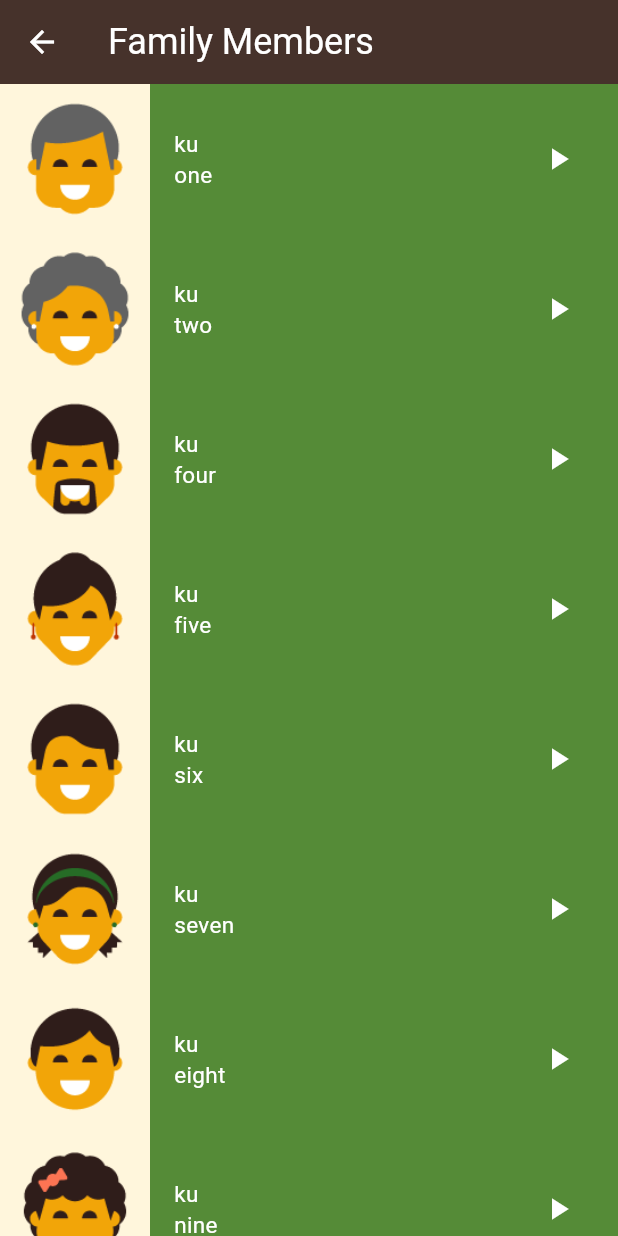
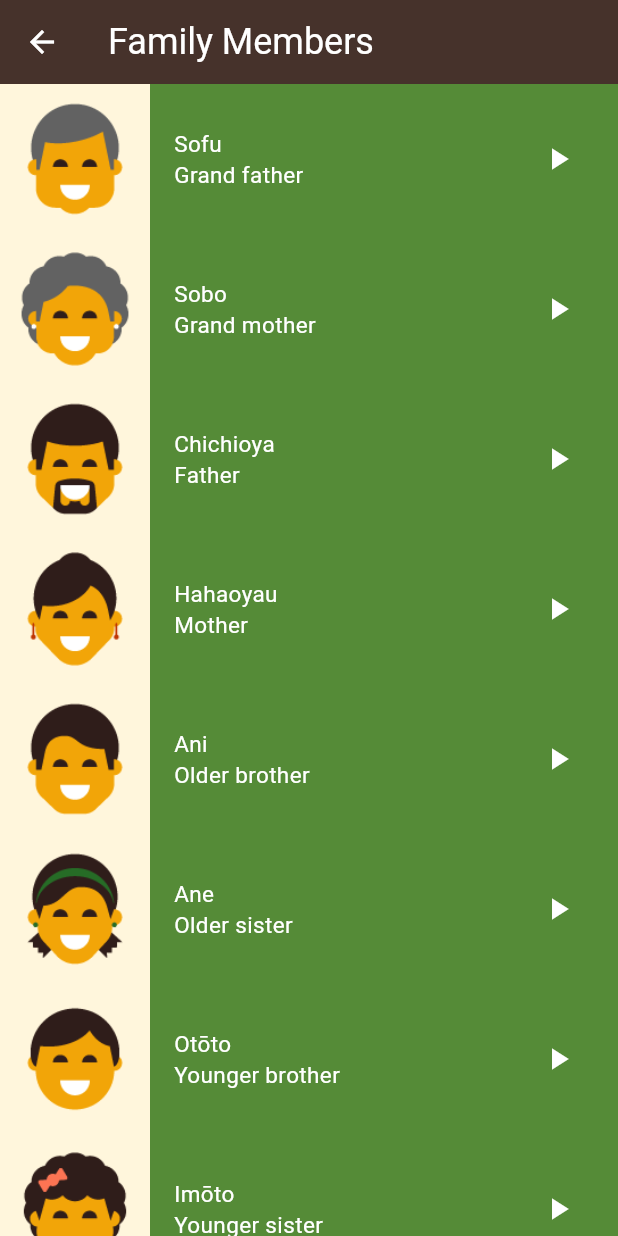
Before and after one commit to YoussefSalah8/language_learning_toku, a Flutter app: the FamilyMembersPage screen opened directly, on a phone screen of 412 x 824 dp. Run offline on Flutter 3.47's test engine with Material 3 defaults, Android fonts, the phone set to English and light mode, and no system bars; our stand-ins replace audioplayers.

Commit message:
finished app with local data

```diff
--- a/lib/screens/family_members_page.dart
+++ b/lib/screens/family_members_page.dart
@@ -7,62 +7,62 @@ class FamilyMembersPage extends StatelessWidget {
 
   final List <ItemModel> items = [
     ItemModel(
-        jpLanguage: 'ku',
-        enLanguage: 'one',
+        jpLanguage: 'Sofu',
+        enLanguage: 'Grand father',
         image: 'assets/images/family_members/family_grandfather.png',
         sound: 'sounds/family_members/grand father.wav'
     ),
     ItemModel(
-        jpLanguage: 'ku',
-        enLanguage: 'two',
+        jpLanguage: 'Sobo',
+        enLanguage: 'Grand mother',
         image: 'assets/images/family_members/family_grandmother.png',
         sound: 'sounds/family_members/grand mother.wav'
     ),
     ItemModel(
-        jpLanguage: 'ku',
-        enLanguage: 'four',
+        jpLanguage: 'Chichioya',
+        enLanguage: 'Father',
         image: 'assets/images/family_members/family_father.png',
-        sound: 'sounds/family_members/grand father.wav'
+        sound: 'sounds/family_members/father.wav'
     ),
     ItemModel(
-        jpLanguage: 'ku',
-        enLanguage: 'five',
+        jpLanguage: 'Hahaoyau',
+        enLanguage: 'Mother',
         image: 'assets/images/family_members/family_mother.png',
-        sound: 'sounds/family_members/grand mother.wav'
+        sound: 'sounds/family_members/mother.wav'
     ),
     ItemModel(
-        jpLanguage: 'ku',
-        enLanguage: 'six',
+        jpLanguage: 'Ani',
+        enLanguage: 'Older brother',
         image: 'assets/images/family_members/family_older_brother.png',
         sound: 'sounds/family_members/older bother.wav'
     ),
     ItemModel(
-        jpLanguage: 'ku',
-        enLanguage: 'seven',
+        jpLanguage: 'Ane',
+        enLanguage: 'Older sister',
         image: 'assets/images/family_members/family_older_sister.png',
         sound: 'sounds/family_members/older sister.wav'
     ),
     ItemModel(
-        jpLanguage: 'ku',
-        enLanguage: 'eight',
+        jpLanguage: 'Otōto',
+        enLanguage: 'Younger brother',
         image: 'assets/images/family_members/family_younger_brother.png',
         sound: 'sounds/family_members/younger brohter.wav'
     ),
     ItemModel(
-        jpLanguage: 'ku',
-        enLanguage: 'nine',
+        jpLanguage: 'Imōto',
+        enLanguage: 'Younger sister',
         image: 'assets/images/family_members/family_younger_sister.png',
         sound: 'sounds/family_members/younger sister.wav'
     ),
     ItemModel(
-        jpLanguage: 'ku',
-        enLanguage: 'ten',
+        jpLanguage: 'Musuko',
+        enLanguage: 'Son',
         image: 'assets/images/family_members/family_son.png',
         sound: 'sounds/family_members/son.wav'
     ),
     ItemModel(
-        jpLanguage: 'ku',
-        enLanguage: 'three',
+        jpLanguage: 'Musume',
+        enLanguage: 'Daughter',
         image: 'assets/images/family_members/family_daughter.png',
         sound: 'sounds/family_members/daughter.wav'
     ),
--- a/lib/screens/numbers_page.dart
+++ b/lib/screens/numbers_page.dart
@@ -61,7 +61,7 @@ class NumbersPage extends StatelessWidget {
         sound: 'sounds/numbers/number_nine_sound.mp3'
     ),
     ItemModel(
-        jpLanguage: 'ku',
+        jpLanguage: 'Jū',
         enLanguage: 'Ten',
         image: 'assets/images/numbers/number_ten.png',
         sound: 'sounds/numbers/number_ten_sound.mp3'
```
